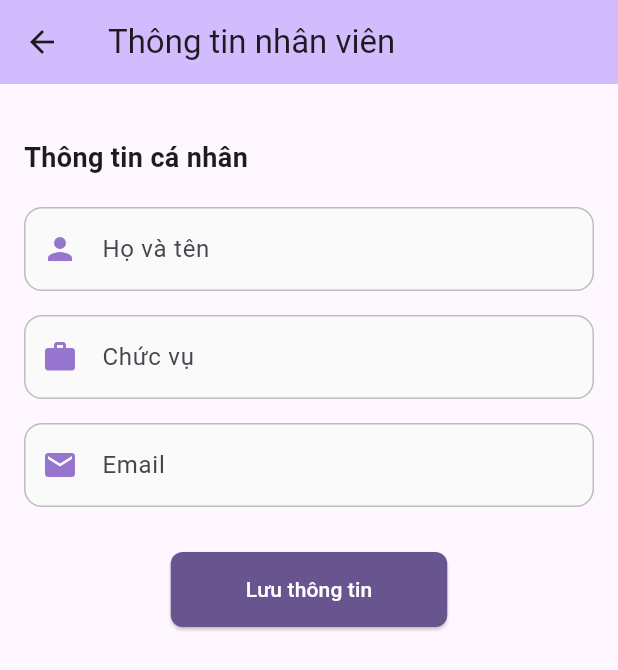
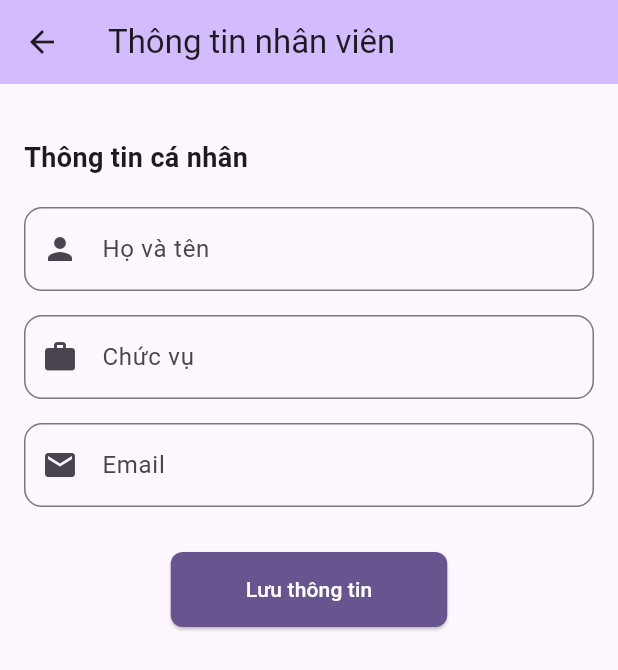
Before and after one commit to Le-Hai-Dang/learn-firebase, a Flutter app: the screen it shows after launch, after a tap on the "add" icon, on a phone screen of 412 x 824 dp. Shown: the top 670 px of the screen. Run offline on Flutter 3.47's test engine with Material 3 defaults, Android fonts, the phone set to English and light mode, and no system bars; our stand-ins replace cloud_firestore, firebase_core, random_string; accounts and stored records are empty.

Commit message:
final setup firebase

```diff
--- a/lib/main.dart
+++ b/lib/main.dart
@@ -1,7 +1,23 @@
 import 'package:flutter/material.dart';
 import 'package:learn/page/employee.dart';
+import 'package:firebase_core/firebase_core.dart';
+import 'package:flutter/foundation.dart';
+import 'package:learn/page/firebase_test.dart';
 
-void main() {
+Future<void> main() async {
+  WidgetsFlutterBinding.ensureInitialized();
+
+  print("Đang khởi tạo Firebase...");
+
+  try {
+    // Khởi tạo Firebase mà không cần tùy chọn - sẽ tự động sử dụng cấu hình mặc định
+    await Firebase.initializeApp();
+    print("Firebase khởi tạo thành công!");
+  } catch (e) {
+    print("Lỗi khi khởi tạo Firebase: $e");
+    print("Chi tiết lỗi Firebase: ${e.toString()}");
+  }
+
   runApp(const MyApp());
 }
 
@@ -37,8 +53,23 @@ class _MyHomePageState extends State<MyHomePage> {
         backgroundColor: Theme.of(context).colorScheme.inversePrimary,
         title: Text(widget.title),
       ),
-      body: const Center(
-        child: Text('Dự án trắng'),
+      body: Center(
+        child: Column(
+          mainAxisAlignment: MainAxisAlignment.center,
+          children: [
+            const Text('Dự án trắng'),
+            const SizedBox(height: 20),
+            ElevatedButton(
+              onPressed: () {
+                Navigator.push(
+                  context,
+                  MaterialPageRoute(builder: (context) => const FirebaseTestPage()),
+                );
+              },
+              child: const Text('Kiểm tra kết nối Firebase'),
+            ),
+          ],
+        ),
       ),
       floatingActionButton: FloatingActionButton(
         onPressed: () {
@@ -47,7 +78,7 @@ class _MyHomePageState extends State<MyHomePage> {
             MaterialPageRoute(builder: (context) => EmployeePage()),
           );
         },
-        child: Icon(Icons.add),
+        child: const Icon(Icons.add),
       ),
     );
   }
--- a/lib/page/employee.dart
+++ b/lib/page/employee.dart
@@ -1,4 +1,6 @@
 import 'package:flutter/material.dart';
+import 'package:learn/database.dart';
+import 'package:random_string/random_string.dart';
 
 class EmployeePage extends StatefulWidget {
   const EmployeePage({super.key});
@@ -8,16 +10,38 @@ class EmployeePage extends StatefulWidget {
 }
 
 class _EmployeePageState extends State<EmployeePage> {
-  final TextEditingController _nameController = TextEditingController();
-  final TextEditingController _positionController = TextEditingController();
-  final TextEditingController _emailController = TextEditingController();
+  TextEditingController namecontroller = new TextEditingController();
+  TextEditingController titlecontroller = new TextEditingController();
+  TextEditingController emailcontroller = new TextEditingController();
+  bool _isLoading = false;
+  String _errorMessage = '';
 
-  @override
-  void dispose() {
-    _nameController.dispose();
-    _positionController.dispose();
-    _emailController.dispose();
-    super.dispose();
+  // Hiển thị thông báo dưới dạng SnackBar
+  void _showMessage(String message, bool isError) {
+    ScaffoldMessenger.of(context).showSnackBar(
+      SnackBar(
+        content: Text(message),
+        backgroundColor: isError ? Colors.red : Colors.green,
+        duration: Duration(seconds: 3),
+      ),
+    );
+  }
+
+  // Kiểm tra các trường nhập liệu
+  bool _validateInputs() {
+    if (namecontroller.text.isEmpty) {
+      _showMessage('Vui lòng nhập họ và tên', true);
+      return false;
+    }
+    if (titlecontroller.text.isEmpty) {
+      _showMessage('Vui lòng nhập chức vụ', true);
+      return false;
+    }
+    if (emailcontroller.text.isEmpty) {
+      _showMessage('Vui lòng nhập email', true);
+      return false;
+    }
+    return true;
   }
 
   @override
@@ -42,32 +66,95 @@ class _EmployeePageState extends State<EmployeePage> {
                 ),
               ),
               const SizedBox(height: 20),
-              _buildTextField(
-                controller: _nameController,
-                label: 'Họ và tên',
-                hint: 'Nhập họ và tên',
-                prefixIcon: Icons.person,
+              TextField(
+                controller: namecontroller,
+                decoration: InputDecoration(
+                  labelText: 'Họ và tên',
+                  hintText: 'Nhập họ và tên',
+                  prefixIcon: Icon(Icons.person),
+                  border: OutlineInputBorder(
+                    borderRadius: BorderRadius.circular(12),
+                  ),
+                ),
               ),
               const SizedBox(height: 16),
-              _buildTextField(
-                controller: _positionController,
-                label: 'Chức vụ',
-                hint: 'Nhập chức vụ',
-                prefixIcon: Icons.work,
+              TextField(
+                controller: titlecontroller,
+                decoration: InputDecoration(
+                  labelText: 'Chức vụ',
+                  hintText: 'Nhập chức vụ',
+                  prefixIcon: Icon(Icons.work),
+                  border: OutlineInputBorder(
+                    borderRadius: BorderRadius.circular(12),
+                  ),
+                ),
               ),
               const SizedBox(height: 16),
-              _buildTextField(
-                controller: _emailController,
-                label: 'Email',
-                hint: 'Nhập địa chỉ email',
-                prefixIcon: Icons.email,
+              TextField(
+                controller: emailcontroller,
                 keyboardType: TextInputType.emailAddress,
+                decoration: InputDecoration(
+                  labelText: 'Email',
+                  hintText: 'Nhập địa chỉ email',
+                  prefixIcon: Icon(Icons.email),
+                  border: OutlineInputBorder(
+                    borderRadius: BorderRadius.circular(12),
+                  ),
+                ),
+              ),
+              if (_errorMessage.isNotEmpty)
+                Padding(
+                  padding: const EdgeInsets.only(top: 8.0),
+                  child: Text(
+                    _errorMessage,
+                    style: TextStyle(color: Colors.red),
+                  ),
                 ),
               const SizedBox(height: 30),
               Center(
-                child: ElevatedButton(
-                  onPressed: () {
-                    // Xử lý khi nhấn nút lưu
+                child: _isLoading
+                    ? CircularProgressIndicator()
+                    : ElevatedButton(
+                        onPressed: () async {
+                          // Kiểm tra dữ liệu đầu vào
+                          if (!_validateInputs()) return;
+
+                          setState(() {
+                            _isLoading = true;
+                            _errorMessage = '';
+                          });
+
+                          try {
+                            String id = randomAlpha(10);
+                            Map<String, dynamic> employeeInforMap = {
+                              "name": namecontroller.text,
+                              "title": titlecontroller.text,
+                              "email": emailcontroller.text,
+                              "id": id,
+                            };
+
+                            print("Sending data to Firebase: $employeeInforMap");
+
+                            await DatabaseMethods().addEmployeeDetails(employeeInforMap, id);
+
+                            // Hiển thị thông báo thành công
+                            _showMessage('Lưu thông tin thành công!', false);
+
+                            // Xóa dữ liệu đã nhập
+                            namecontroller.clear();
+                            titlecontroller.clear();
+                            emailcontroller.clear();
+                          } catch (e) {
+                            print("Error saving to Firebase: $e");
+                            setState(() {
+                              _errorMessage = 'Lỗi: ${e.toString()}';
+                            });
+                            _showMessage('Lỗi khi lưu thông tin: ${e.toString()}', true);
+                          } finally {
+                            setState(() {
+                              _isLoading = false;
+                            });
+                          }
                         },
                         style: ElevatedButton.styleFrom(
                           backgroundColor: Theme.of(context).colorScheme.primary,
@@ -86,33 +173,4 @@ class _EmployeePageState extends State<EmployeePage> {
       ),
     );
   }
-
-  Widget _buildTextField({
-    required TextEditingController controller,
-    required String label,
-    required String hint,
-    required IconData prefixIcon,
-    TextInputType keyboardType = TextInputType.text,
-  }) {
-    return TextField(
-      controller: controller,
-      keyboardType: keyboardType,
-      decoration: InputDecoration(
-        labelText: label,
-        hintText: hint,
-        prefixIcon: Icon(prefixIcon, color: Colors.deepPurple.shade300),
-        enabledBorder: OutlineInputBorder(
-          borderRadius: BorderRadius.circular(12),
-          borderSide: BorderSide(color: Colors.grey.shade400),
-        ),
-        focusedBorder: OutlineInputBorder(
-          borderRadius: BorderRadius.circular(12),
-          borderSide: const BorderSide(color: Colors.deepPurple, width: 2),
-        ),
-        fillColor: Colors.grey.shade50,
-        filled: true,
-        contentPadding: const EdgeInsets.symmetric(vertical: 16),
-      ),
-    );
 }
-}
--- a/pubspec.yaml
+++ b/pubspec.yaml
@@ -30,7 +30,10 @@ environment:
 dependencies:
   flutter:
     sdk: flutter
-
+  firebase_core: ^3.12.1
+  cloud_firestore: ^5.6.5
+  random_string: ^2.3.1
+  fluttertoast: ^8.2.2
   # The following adds the Cupertino Icons font to your application.
   # Use with the CupertinoIcons class for iOS style icons.
   cupertino_icons: ^1.0.8
```
Also changed, not shown: lib/database.dart (added, +16 -0 lines), lib/page/firebase_test.dart (added, +367 -0 lines), pubspec.lock, 16 other files. Lines whose indentation alone changed are shown as unchanged.
